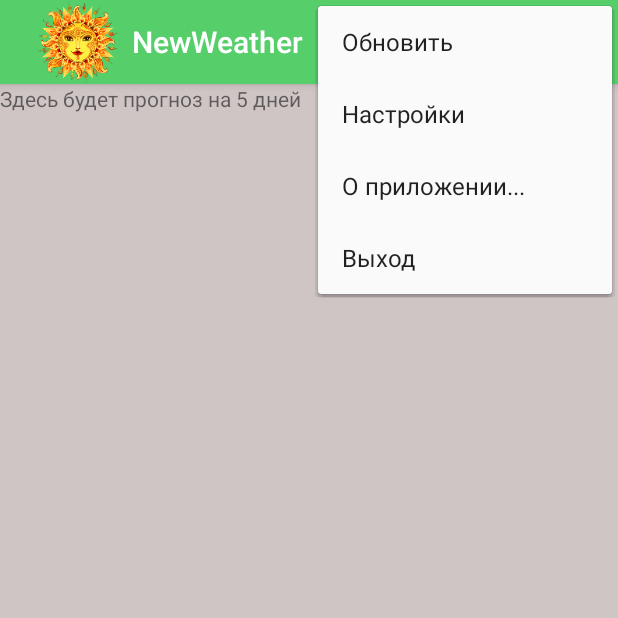
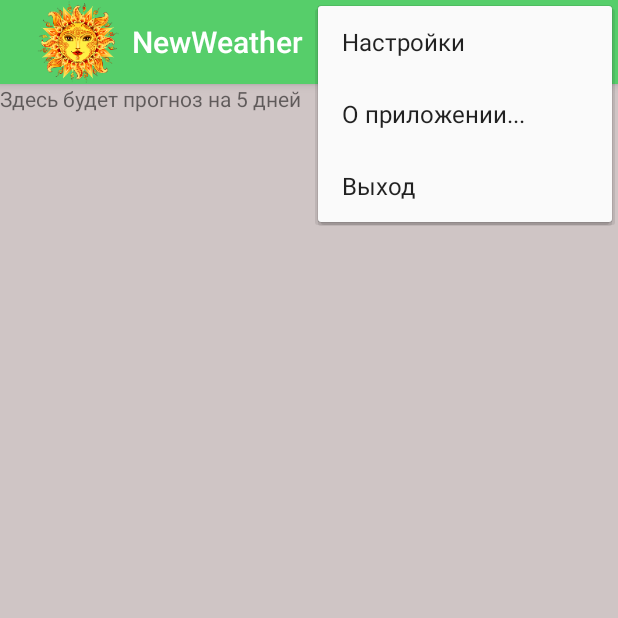
Before and after one commit to asaks/NewWeather, an Android app: the screen it shows after launch (MainActivity), with the options menu open, on a phone screen of 412 x 824 dp, the top half of it. Run offline under Robolectric (Android 15) with nearby library versions, the phone set to English and light mode, and no system bars; pictures from the network do not load.

Commit message:
1. Вынес кнопку обновления погоды в action bar 2. Разделил обновление текущей погоды и прогноза на отдельные методы (прогноз пока не запрашивается)

```diff
--- a/app/src/main/java/com/asaks/newweather/MainActivity.java
+++ b/app/src/main/java/com/asaks/newweather/MainActivity.java
@@ -1,5 +1,6 @@
 package com.asaks.newweather;
 
+import android.annotation.SuppressLint;
 import android.content.Context;
 import android.support.v7.app.ActionBar;
 import android.support.v7.app.AppCompatActivity;
@@ -54,6 +55,7 @@ public class MainActivity extends AppCompatActivity {
         public static final int COORD_LON = 1; // долгота
     }
 
+    @SuppressLint("StaticFieldLeak")
     private static Context mContext;
 
     //! Русские названия месяцев
@@ -220,15 +222,13 @@ public class MainActivity extends AppCompatActivity {
     //! Функция конвертации гектопаскалей в мм рт. ст.
     private double toMmHg(double dhPa )
     {
-        double dMm = dhPa * 0.750064;
-
-        return dMm;
+        return dhPa * 0.750064;
     }
 
     //! Функция возвращает описание географических координат
     private String getStringDesignationCoords(double dCoord, int coordConst )
     {
-        String sDesignation = "";
+        String sDesignation;
 
         switch( coordConst )
         {
@@ -261,6 +261,14 @@ public class MainActivity extends AppCompatActivity {
     //! Обновить данные о погоде
     private void updateWeather()
     {
+        updateCurrentWeather();
+
+        updateWeatherForecast();
+    }
+
+    //! Обновить данные о текущей погоде
+    private void updateCurrentWeather()
+    {
         //TODO для теста захардкодил координаты, OpenWeatherMap рекомендует делать запрос по id города
         //TODO В city.list.json перечислены города с id и координатами, но как быть с одинаковыми названиями городов?
         double dLat = 53.2;
@@ -285,7 +293,8 @@ public class MainActivity extends AppCompatActivity {
                         WeatherDay weatherDay = response.body();
 
                         if ( response.isSuccessful() )
-                            updateUICurrentWeather( weatherDay );
+                            if ( null != weatherDay )
+                                updateUICurrentWeather( weatherDay );
                     }
 
                     @Override
@@ -296,6 +305,12 @@ public class MainActivity extends AppCompatActivity {
                     }
                 }
         );
+    }
+
+    //! Обновить прогноз погоды
+    private void updateWeatherForecast()
+    {
+        //TODO
     }
 
     //! Обновление вкладки текущей погоды
--- a/app/src/main/java/com/asaks/newweather/api/WeatherAPI.java
+++ b/app/src/main/java/com/asaks/newweather/api/WeatherAPI.java
@@ -1,6 +1,7 @@
 package com.asaks.newweather.api;
 
 import com.asaks.newweather.weather.WeatherDay;
+import com.asaks.newweather.weather.WeatherForecast;
 
 import retrofit2.Call;
 import retrofit2.Retrofit;
@@ -41,6 +42,14 @@ public class WeatherAPI
                 @Query("appid") String appid
         );
 
+        /*
+        @GET("forecast")
+        Call<WeatherForecast> getWeatherForecast(
+                @Query("id") long id,
+                @Query("lang") String lang,
+                @Query("appid") String appid;
+        );*/
+
     }
 
     public static Retrofit getClient()
--- a/app/src/main/java/com/asaks/newweather/weather/WeatherForecast.java
+++ b/app/src/main/java/com/asaks/newweather/weather/WeatherForecast.java
@@ -1,5 +1,6 @@
 package com.asaks.newweather.weather;
 
+import java.util.ArrayList;
 import java.util.List;
 
 /**
@@ -8,6 +9,11 @@ import java.util.List;
 public class WeatherForecast
 {
     private List<WeatherDay> weatherItems;
+
+    public WeatherForecast()
+    {
+        weatherItems = new ArrayList<>();
+    }
 
     public WeatherForecast( List<WeatherDay> items )
     {
--- a/app/src/main/res/menu/menu.xml
+++ b/app/src/main/res/menu/menu.xml
@@ -6,7 +6,7 @@
         android:id="@+id/action_update"
         android:icon="@android:drawable/ic_menu_rotate"
         android:title="@string/strUpdate"
-        app:showAsAction="never"/>
+        app:showAsAction="ifRoom"/>
 
     <item
         android:id="@+id/action_settings"
```
